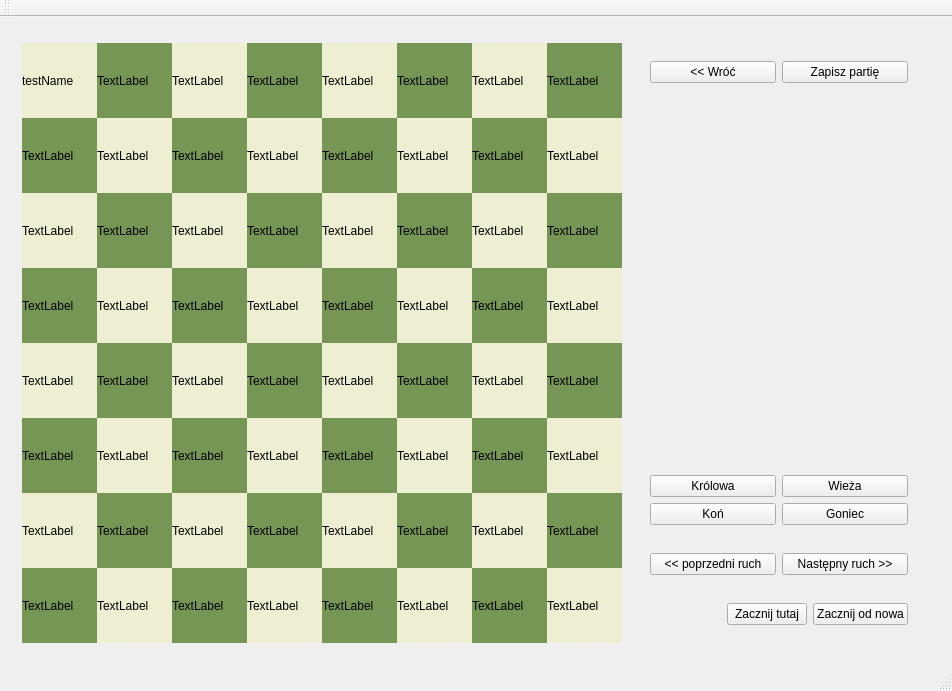
The window that ChessAppQt/ChessAppQt.ui (xDepcio/chess-cpp) describes before a commit, drawn with Qt 5.
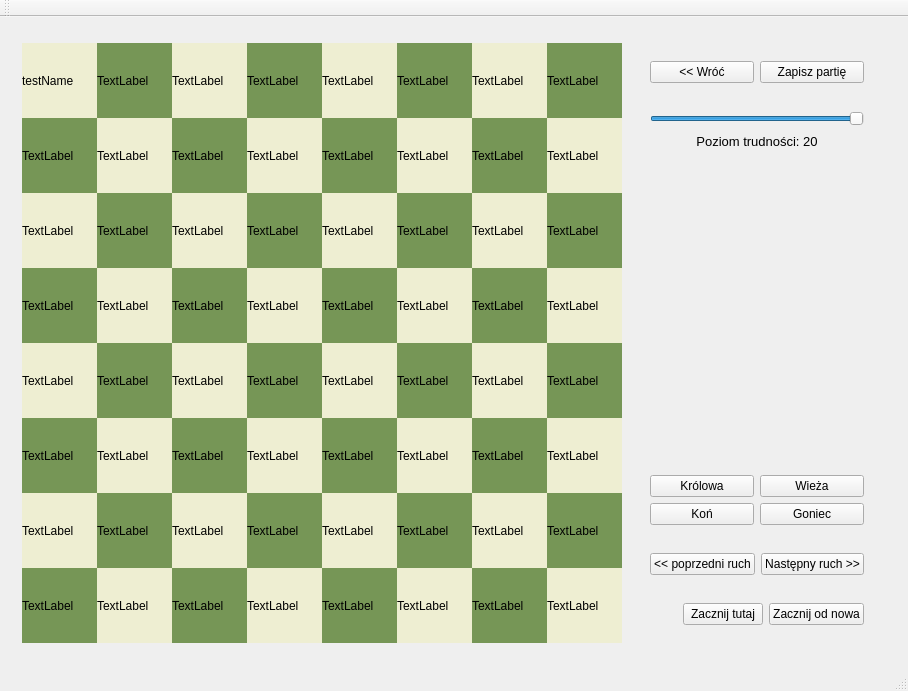
The same window after the commit. The open tabs and pages were chosen to show the change. Custom widgets are drawn as their Qt base class.

Commit message: Fixed a lot of minor bugs. Added GUI and logic for difficulty controlled bot playthrough.

```diff
--- a/ChessAppQt/ChessAppQt.ui
+++ b/ChessAppQt/ChessAppQt.ui
@@ -6,7 +6,7 @@
    <rect>
     <x>0</x>
     <y>0</y>
-    <width>952</width>
+    <width>895</width>
     <height>691</height>
    </rect>
   </property>
@@ -2236,6 +2236,52 @@
              </layout>
             </widget>
            </item>
+           <item>
+            <widget class="QWidget" name="diffWidget" native="true">
+             <property name="enabled">
+              <bool>true</bool>
+             </property>
+             <property name="minimumSize">
+              <size>
+               <width>235</width>
+               <height>62</height>
+              </size>
+             </property>
+             <layout class="QVBoxLayout" name="verticalLayout_72">
+              <item>
+               <widget class="QSlider" name="diffSlider">
+                <property name="maximum">
+                 <number>20</number>
+                </property>
+                <property name="value">
+                 <number>20</number>
+                </property>
+                <property name="sliderPosition">
+                 <number>20</number>
+                </property>
+                <property name="orientation">
+                 <enum>Qt::Horizontal</enum>
+                </property>
+               </widget>
+              </item>
+              <item>
+               <widget class="QLabel" name="label_3">
+                <property name="font">
+                 <font>
+                  <pointsize>10</pointsize>
+                 </font>
+                </property>
+                <property name="text">
+                 <string>Poziom trudności: 20</string>
+                </property>
+                <property name="alignment">
+                 <set>Qt::AlignCenter</set>
+                </property>
+               </widget>
+              </item>
+             </layout>
+            </widget>
+           </item>
            <item>
             <spacer name="verticalSpacer">
              <property name="orientation">
@@ -2244,7 +2290,7 @@
              <property name="sizeHint" stdset="0">
               <size>
                <width>20</width>
-               <height>40</height>
+               <height>25</height>
               </size>
              </property>
             </spacer>
```
Left out of the diff: 2 changed lines with no effect on the pictures. The commit also changes 7 other files.
